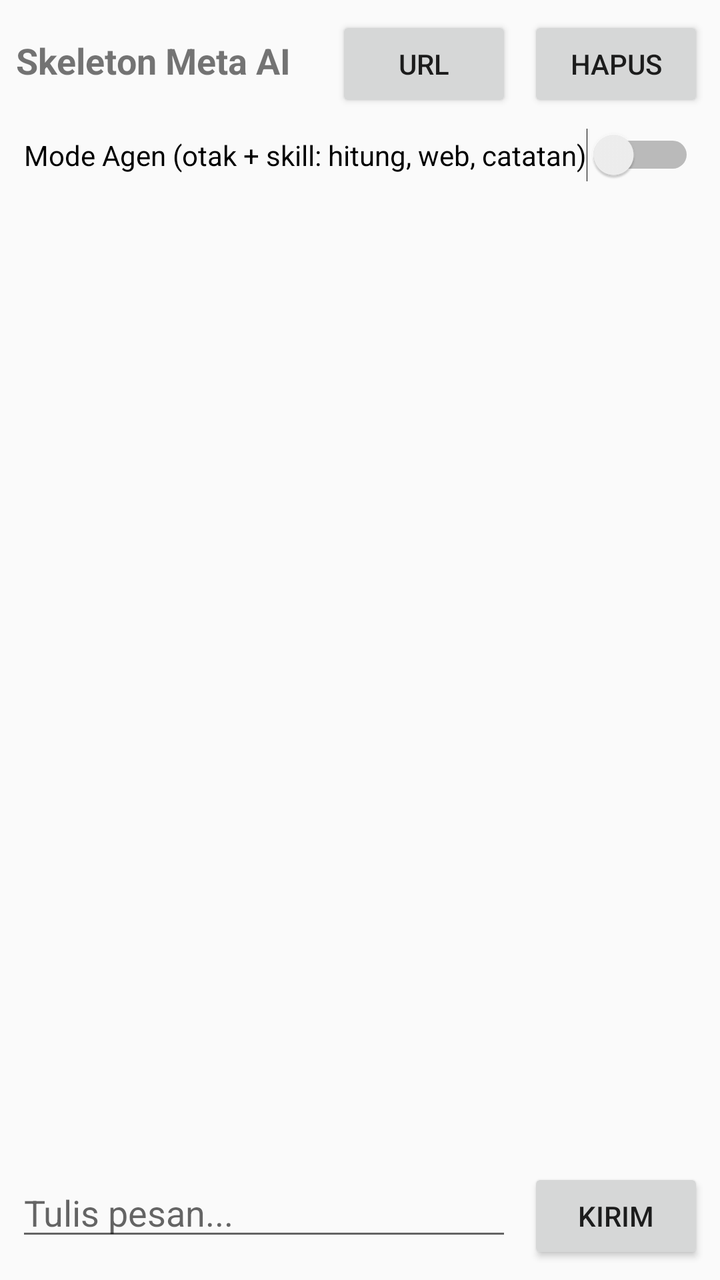
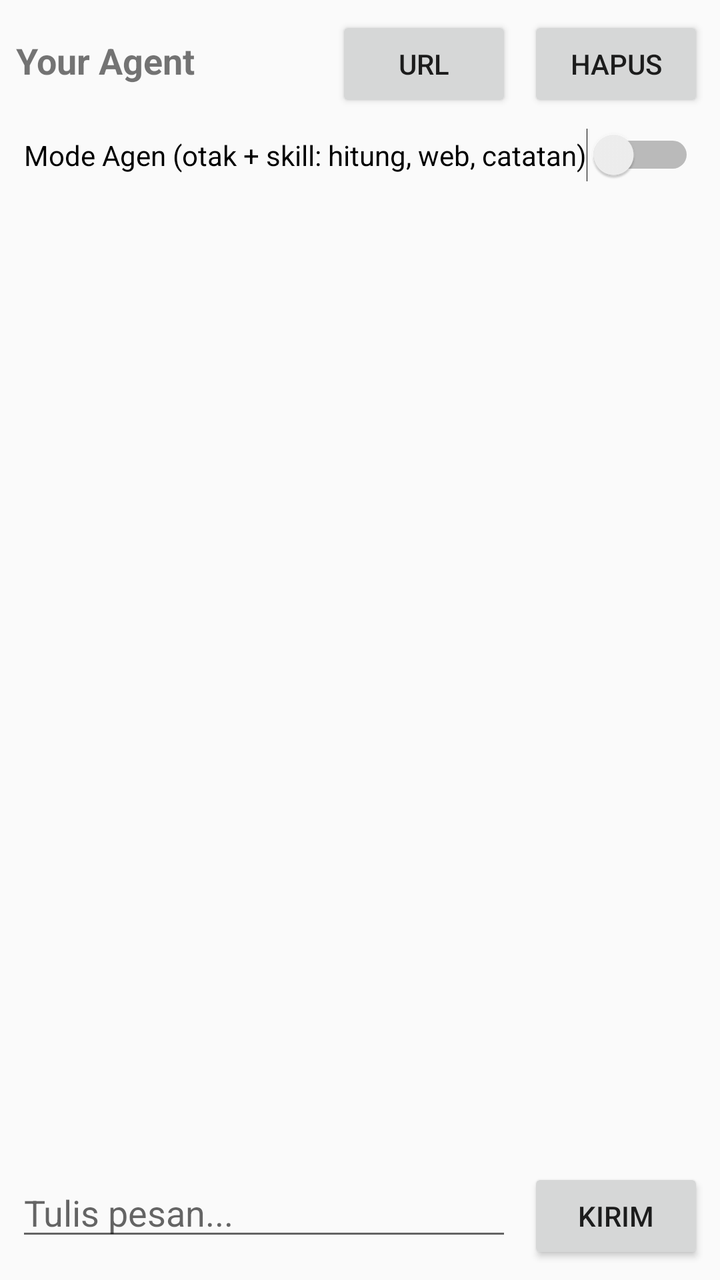

Compare the two renders of this Android layout. The source of the first and the diff that turns it into the second are given below.
<!-- AndroidManifest.xml: application theme Theme.AppCompat.Light.DarkActionBar -->
<!-- res/layout/activity_main.xml -->
<?xml version="1.0" encoding="utf-8"?>
<LinearLayout xmlns:android="http://schemas.android.com/apk/res/android"
    android:layout_width="match_parent"
    android:layout_height="match_parent"
    android:orientation="vertical">

    <LinearLayout
        android:layout_width="match_parent"
        android:layout_height="wrap_content"
        android:orientation="horizontal"
        android:padding="8dp">

        <TextView
            android:layout_width="0dp"
            android:layout_height="wrap_content"
            android:layout_weight="1"
            android:text="Skeleton Meta AI"
            android:textSize="18sp"
            android:textStyle="bold" />

        <Button
            android:id="@+id/buttonUrl"
            android:layout_width="wrap_content"
            android:layout_height="wrap_content"
            android:text="URL" />

        <Button
            android:id="@+id/buttonClear"
            android:layout_width="wrap_content"
            android:layout_height="wrap_content"
            android:layout_marginStart="8dp"
            android:text="Hapus" />
    </LinearLayout>

    <Switch
        android:id="@+id/switchAgent"
        android:layout_width="wrap_content"
        android:layout_height="wrap_content"
        android:layout_marginStart="12dp"
        android:text="Mode Agen (otak + skill: hitung, web, catatan)" />

    <ScrollView
        android:id="@+id/scrollChat"
        android:layout_width="match_parent"
        android:layout_height="0dp"
        android:layout_weight="1"
        android:padding="12dp">

        <LinearLayout
            android:id="@+id/chatContainer"
            android:layout_width="match_parent"
            android:layout_height="wrap_content"
            android:orientation="vertical" />
    </ScrollView>

    <LinearLayout
        android:layout_width="match_parent"
        android:layout_height="wrap_content"
        android:orientation="horizontal"
        android:padding="8dp">

        <EditText
            android:id="@+id/editMessage"
            android:layout_width="0dp"
            android:layout_height="wrap_content"
            android:layout_weight="1"
            android:hint="Tulis pesan..."
            android:inputType="textMultiLine"
            android:maxLines="4" />

        <Button
            android:id="@+id/buttonSend"
            android:layout_width="wrap_content"
            android:layout_height="wrap_content"
            android:layout_marginStart="8dp"
            android:text="Kirim" />
    </LinearLayout>

</LinearLayout>
<!-- resources referenced by this layout -->
<resources>

</resources>

<!-- the commit's change to res/layout/activity_main.xml (unified diff, before → after) -->
@@ -14,7 +14,7 @@
             android:layout_width="0dp"
             android:layout_height="wrap_content"
             android:layout_weight="1"
-            android:text="Skeleton Meta AI"
+            android:text="Your Agent"
             android:textSize="18sp"
             android:textStyle="bold" />
 
